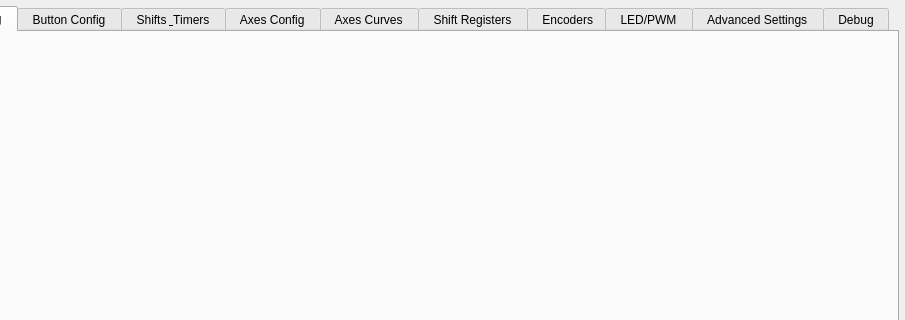
First picture: the form in src/mainwindow.ui, repository anpeaco/FreeJoyXConfiguratorQt, before the edit; both pictures show x 275 to 1180 and y 0 to 320 of the 1180 by 695 pixel window.
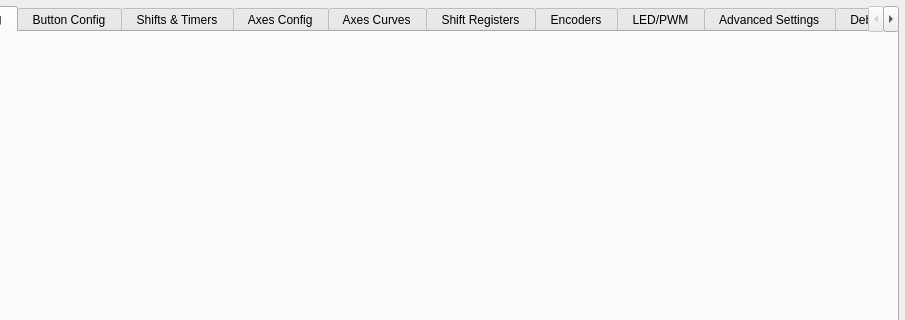
Second picture: the form after the edit. Icons and pictures are not drawn. Custom widgets are drawn as their Qt base class.

Patch:
```diff
--- a/src/mainwindow.ui
+++ b/src/mainwindow.ui
@@ -91,7 +91,7 @@
       </widget>
       <widget class="QWidget" name="tab_ShiftsTimers">
        <attribute name="title">
-        <string> Shifts &amp; Timers </string>
+        <string> Shifts &amp;&amp; Timers </string>
        </attribute>
        <layout class="QVBoxLayout" name="layoutV_tabShiftsTimers">
         <property name="leftMargin">
@@ -176,7 +176,7 @@
       </widget>
       <widget class="QWidget" name="tab_Encoders">
        <attribute name="title">
-        <string> Encoders</string>
+        <string> Encoders </string>
        </attribute>
        <layout class="QVBoxLayout" name="layoutV_tabEncodersConfig">
         <property name="spacing">
```
Left out of the diff: 2 changed lines with no effect on the pictures.
